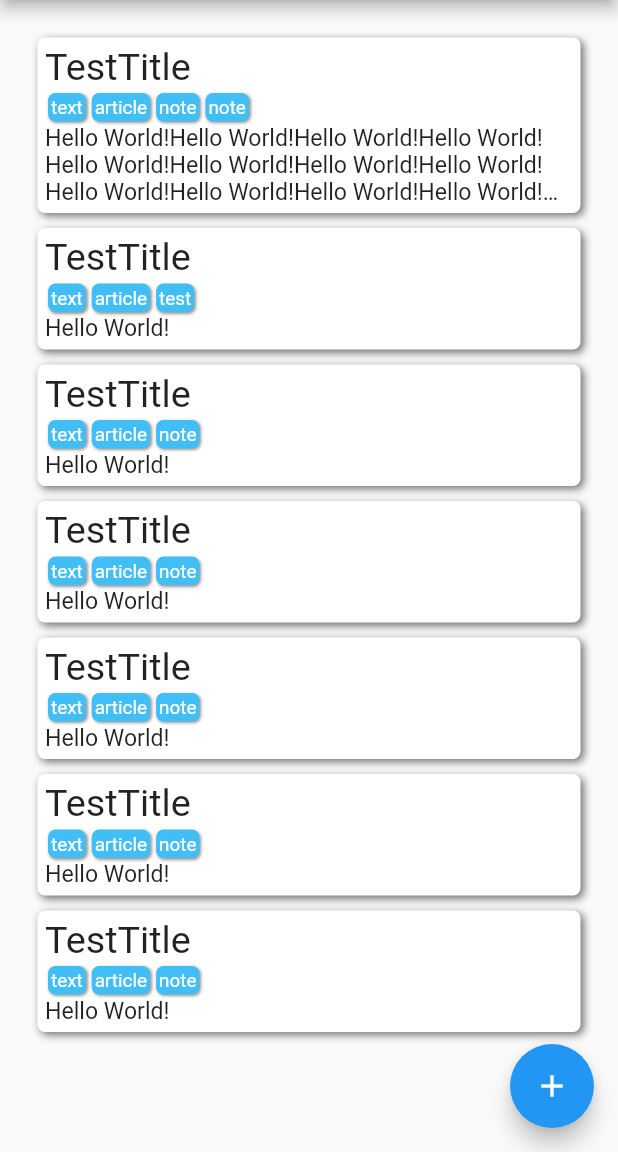
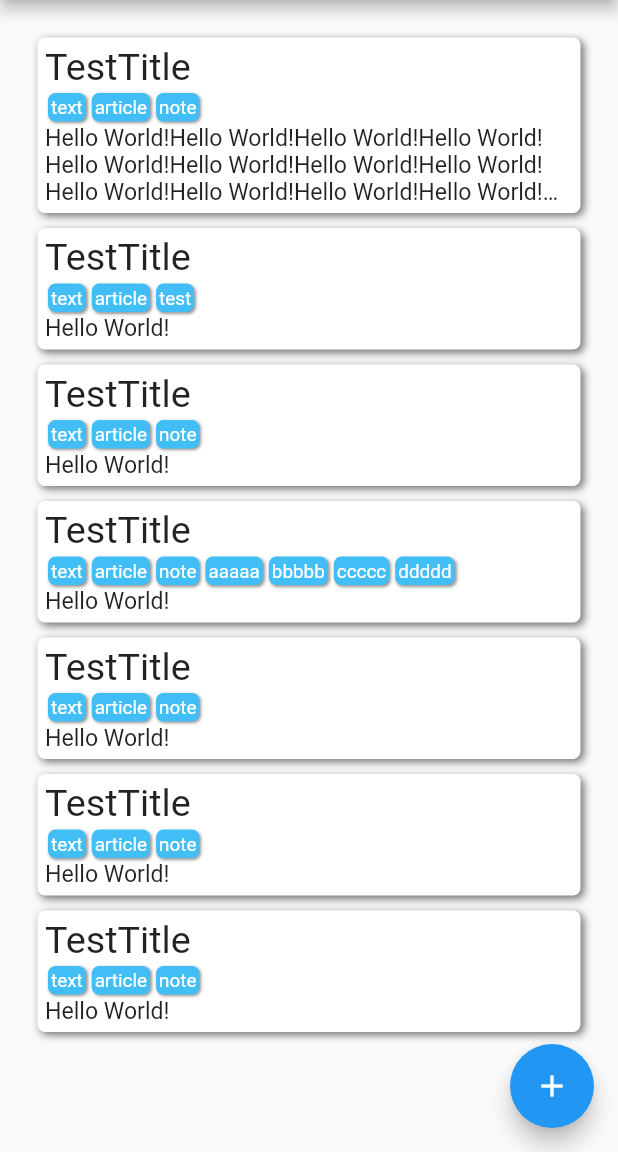
Before and after one commit to SmokeyDays/DaySmote, a Flutter app: the screen it shows after launch, on a phone screen of 412 x 824 dp, the part 84-1236 px from its top. Run offline on Flutter 3.47's test engine with Material 2 defaults, Android fonts, the phone set to English and light mode, and no system bars; our stand-ins replace get; missing offline and left inert: dart:ffi.

Commit message:
Fixed some bugs

```diff
--- a/lib/menu/state.dart
+++ b/lib/menu/state.dart
@@ -17,10 +17,10 @@ class MenuState {
   Map tagMap = new Map();
   String tagFilter = "";
   MenuState() {
-    list.add(Article("TestTitle",["text","article","note","note"],"Hello World!"*20));
+    list.add(Article("TestTitle",["text","article","note"],"Hello World!"*20));
     list.add(Article("TestTitle",["text","article","test"],"Hello World!"));
     list.add(Article("TestTitle",["text","article","note"],"Hello World!"));
-    list.add(Article("TestTitle",["text","article","note"],"Hello World!"));
+    list.add(Article("TestTitle",["text","article","note","aaaaa","bbbbb","ccccc","ddddd"],"Hello World!"));
     list.add(Article("TestTitle",["text","article","note"],"Hello World!"));
     list.add(Article("TestTitle",["text","article","note"],"Hello World!"));
     list.add(Article("TestTitle",["text","article","note"],"Hello World!"));
--- a/lib/menu/view.dart
+++ b/lib/menu/view.dart
@@ -88,7 +88,7 @@ class MenuPage extends StatelessWidget {
           Article newArticle = await Get.to(EditorPage(), arguments: Article("",[],""));
           print(newArticle.title);
           print(newArticle.contain);
-          if("" != newArticle.title && "" != newArticle.contain) {
+          if("" != newArticle.title) {
             logic.insertArticle(newArticle);
           } else {
             print("Returned Null Article");
@@ -148,7 +148,7 @@ class NoteCard extends StatelessWidget {
       ),
       onTap: () async {
         Article newArticle = await Get.to(EditorPage(), arguments: article);
-        if("" != newArticle.title && "" != newArticle.contain) {
+        if("" != newArticle.title) {
           logic.modifyArticle(newArticle, index);
         } else {
           print("Article " + index.toString() + "deleted");
@@ -170,7 +170,8 @@ class NoteCardTagList extends StatelessWidget {
   @override
   Widget build(BuildContext context) {
     return Container(
-        child: Row(
+        child: Wrap(
+          direction: Axis.horizontal,
           children: List.generate(tags.length, (index) {
             return NoteTag(tags[index], 0.9);
           }),
```
Also changed, not shown: lib/editor/view.dart (+28 -8 lines).
